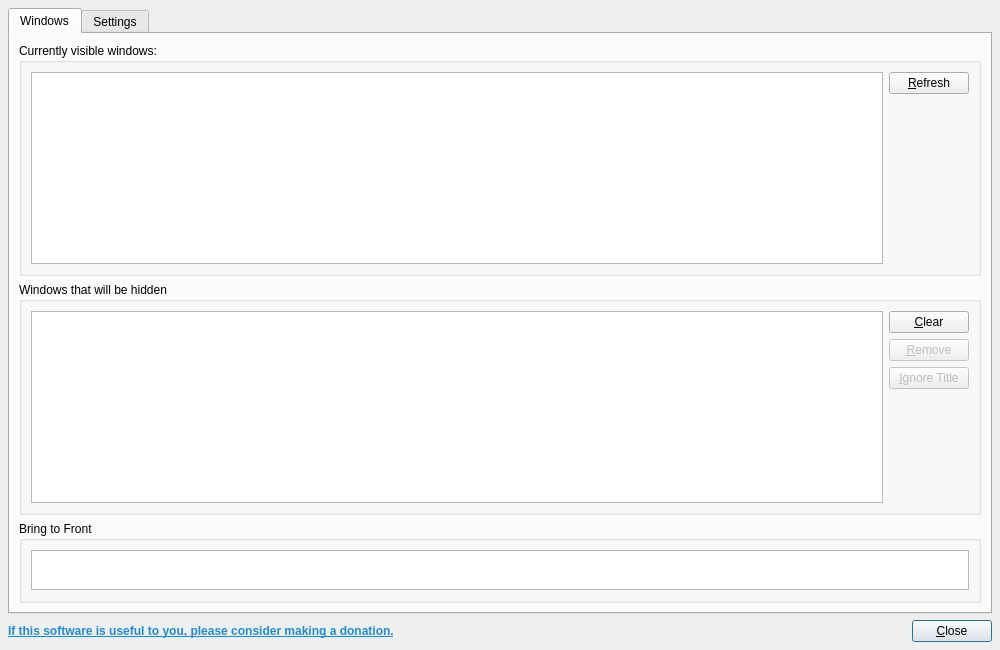
First picture: the form in src/bosskeydialog.ui, repository solaristhesun/bosskey, before the edit.
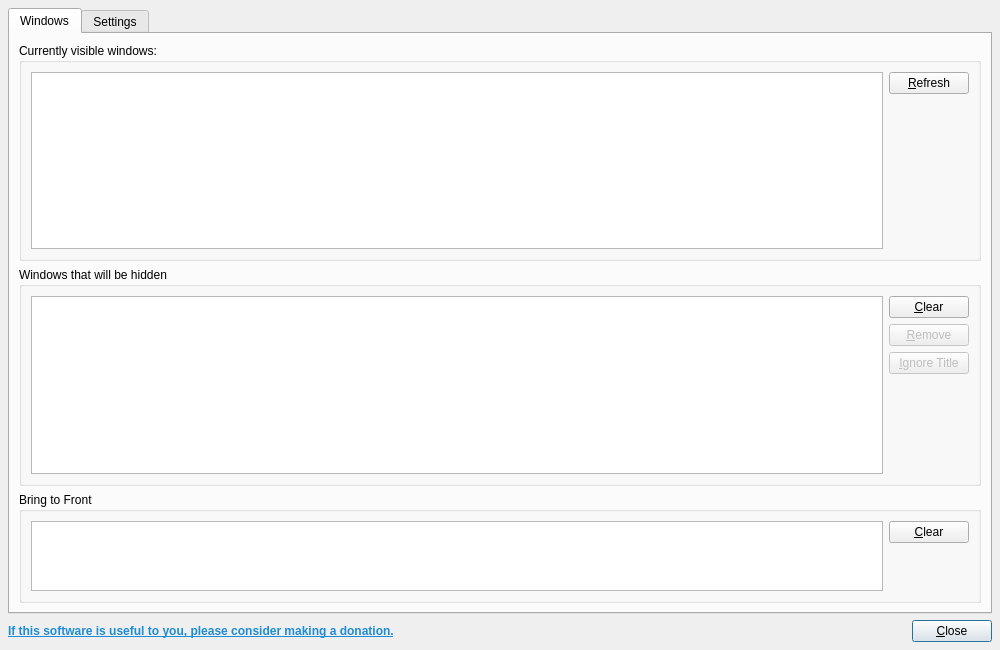
Second picture: the form after the edit. Icons and pictures are not drawn. Custom widgets are drawn as their Qt base class.

Commit message: implemented bring to front feature (closes #2)

```diff
--- a/src/bosskeydialog.ui
+++ b/src/bosskeydialog.ui
@@ -265,14 +265,75 @@
              </property>
              <layout class="QVBoxLayout" name="verticalLayout_9">
               <item>
-               <widget class="QTableView" name="tableView">
-                <property name="maximumSize">
-                 <size>
-                  <width>16777215</width>
-                  <height>40</height>
-                 </size>
-                </property>
-               </widget>
+               <layout class="QHBoxLayout" name="horizontalLayout_7">
+                <item>
+                 <widget class="QTableView" name="bringToFrontTableView">
+                  <property name="maximumSize">
+                   <size>
+                    <width>16777215</width>
+                    <height>80</height>
+                   </size>
+                  </property>
+                  <property name="showDropIndicator" stdset="0">
+                   <bool>false</bool>
+                  </property>
+                  <property name="dragDropOverwriteMode">
+                   <bool>false</bool>
+                  </property>
+                  <property name="dragDropMode">
+                   <enum>QAbstractItemView::DropOnly</enum>
+                  </property>
+                  <property name="defaultDropAction">
+                   <enum>Qt::CopyAction</enum>
+                  </property>
+                  <property name="selectionMode">
+                   <enum>QAbstractItemView::SingleSelection</enum>
+                  </property>
+                  <property name="selectionBehavior">
+                   <enum>QAbstractItemView::SelectRows</enum>
+                  </property>
+                  <property name="showGrid">
+                   <bool>false</bool>
+                  </property>
+                  <attribute name="horizontalHeaderDefaultSectionSize">
+                   <number>150</number>
+                  </attribute>
+                  <attribute name="horizontalHeaderHighlightSections">
+                   <bool>false</bool>
+                  </attribute>
+                  <attribute name="horizontalHeaderStretchLastSection">
+                   <bool>true</bool>
+                  </attribute>
+                  <attribute name="verticalHeaderVisible">
+                   <bool>false</bool>
+                  </attribute>
+                 </widget>
+                </item>
+                <item>
+                 <layout class="QVBoxLayout" name="verticalLayout_10">
+                  <item>
+                   <widget class="QPushButton" name="clearBringToFrontButton">
+                    <property name="text">
+                     <string>&amp;Clear</string>
+                    </property>
+                   </widget>
+                  </item>
+                  <item>
+                   <spacer name="verticalSpacer_4">
+                    <property name="orientation">
+                     <enum>Qt::Vertical</enum>
+                    </property>
+                    <property name="sizeHint" stdset="0">
+                     <size>
+                      <width>20</width>
+                      <height>40</height>
+                     </size>
+                    </property>
+                   </spacer>
+                  </item>
+                 </layout>
+                </item>
+               </layout>
               </item>
              </layout>
             </widget>
```
Left out of the diff: 19 changed lines with no effect on the pictures. The commit also changes 12 other files.
